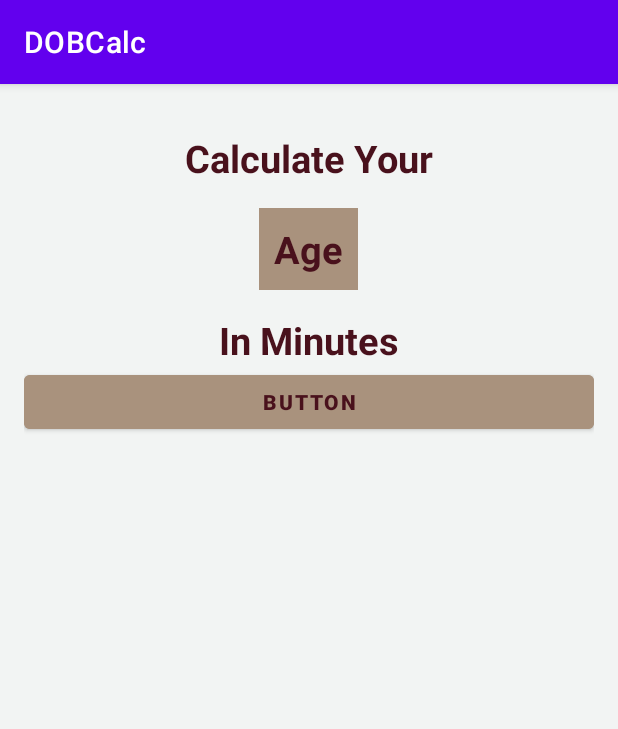
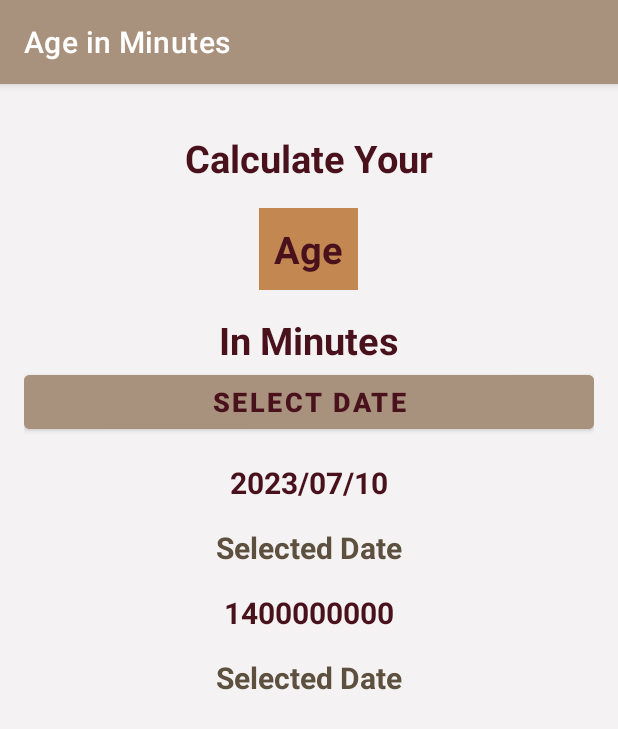
Before and after one commit to ygs3004/StudyAndroid, an Android app: the screen it shows after launch (MainActivity), on a phone screen of 412 x 824 dp. Shown: the top 729 px of the screen. Run offline under Robolectric (Android 15) with nearby library versions, the phone set to English and light mode, and no system bars.

Commit message:
[2023/07/10] udemy Android 12 및 Kotlin - 섹션 6: 분 나이 계산기  > 86강: UI 완성

```diff
--- a/DOBCalc/app/src/main/res/layout/activity_main.xml
+++ b/DOBCalc/app/src/main/res/layout/activity_main.xml
@@ -16,7 +16,7 @@
         android:layout_height="wrap_content"
         android:layout_marginTop="16dp"
         android:text="Calculate Your"
-        android:textColor="@color/color4"
+        android:textColor="@color/fontColor1"
         android:textSize="25sp"
         android:textStyle="bold"
         />
@@ -28,7 +28,7 @@
         android:text="Age"
         android:padding="10dp"
         android:background="@color/color0"
-        android:textColor="@color/color4"
+        android:textColor="@color/fontColor1"
         android:textSize="25sp"
         android:textStyle="bold"
         />
@@ -38,7 +38,7 @@
         android:layout_height="wrap_content"
         android:layout_marginTop="16dp"
         android:text="In Minutes"
-        android:textColor="@color/color4"
+        android:textColor="@color/fontColor1"
         android:textSize="25sp"
         android:textStyle="bold"
         />
@@ -47,9 +47,50 @@
         android:id="@+id/button"
         android:layout_width="match_parent"
         android:layout_height="wrap_content"
-        android:backgroundTint="@color/btnBgColor"
-        android:textColor="@color/color4"
+        android:textColor="@color/fontColor1"
         android:textStyle="bold"
-        android:text="Button" />
+        android:text="Select Date"
+        android:textSize="18sp"
+        android:backgroundTint="@color/btnBgColor"/>
+
+    <TextView
+        android:layout_width="wrap_content"
+        android:layout_height="wrap_content"
+        android:layout_marginTop="16dp"
+        android:text="2023/07/10"
+        android:textColor="@color/fontColor1"
+        android:textSize="20sp"
+        android:textStyle="bold"
+        />
+
+    <TextView
+        android:layout_width="wrap_content"
+        android:layout_height="wrap_content"
+        android:layout_marginTop="16dp"
+        android:text="Selected Date"
+        android:textColor="@color/fontColor2"
+        android:textSize="20sp"
+        android:textStyle="bold"
+        />
+
+    <TextView
+        android:layout_width="wrap_content"
+        android:layout_height="wrap_content"
+        android:layout_marginTop="16dp"
+        android:text="1400000000"
+        android:textColor="@color/fontColor1"
+        android:textSize="20sp"
+        android:textStyle="bold"
+        />
+
+    <TextView
+        android:layout_width="wrap_content"
+        android:layout_height="wrap_content"
+        android:layout_marginTop="16dp"
+        android:text="Selected Date"
+        android:textColor="@color/fontColor2"
+        android:textSize="20sp"
+        android:textStyle="bold"
+        />
 
 </LinearLayout>
--- a/DOBCalc/app/src/main/res/values/colors.xml
+++ b/DOBCalc/app/src/main/res/values/colors.xml
@@ -7,10 +7,12 @@
     <color name="teal_700">#FF018786</color>
     <color name="black">#FF000000</color>
     <color name="white">#FFFFFFFF</color>
-    <color name="color0">#a9927d</color>
-    <color name="color1">#f2f4f3</color>
+    <color name="color0">#C38751</color>
+    <color name="color1">#F4F2F2</color>
     <color name="color2">#5d737e</color>
     <color name="color3">#5e503f</color>
-    <color name="color4">#49111c</color>
+    <color name="primary">#49111c</color>
+    <color name="fontColor1">#49111c</color>
+    <color name="fontColor2">#5e503f</color>
     <color name="btnBgColor">#a9927d</color>
 </resources>
--- a/DOBCalc/app/src/main/res/values/strings.xml
+++ b/DOBCalc/app/src/main/res/values/strings.xml
@@ -1,3 +1,3 @@
 <resources>
-    <string name="app_name">DOBCalc</string>
+    <string name="app_name">Age in Minutes</string>
 </resources>
--- a/DOBCalc/app/src/main/res/values/themes.xml
+++ b/DOBCalc/app/src/main/res/values/themes.xml
@@ -2,7 +2,7 @@
     <!-- Base application theme. -->
     <style name="Theme.DOBCalc" parent="Theme.MaterialComponents.DayNight.DarkActionBar">
         <!-- Primary brand color. -->
-        <item name="colorPrimary">@color/purple_500</item>
+        <item name="colorPrimary">@color/btnBgColor</item>
         <item name="colorPrimaryVariant">@color/purple_700</item>
         <item name="colorOnPrimary">@color/white</item>
         <!-- Secondary brand color. -->
```
